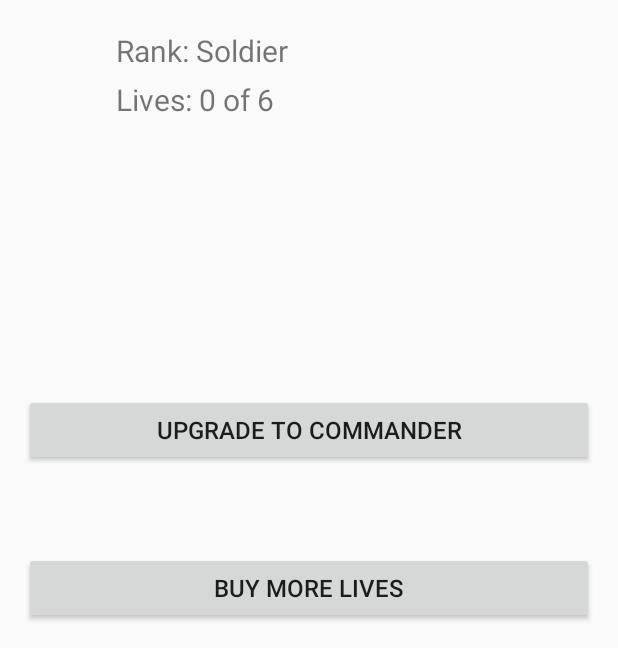
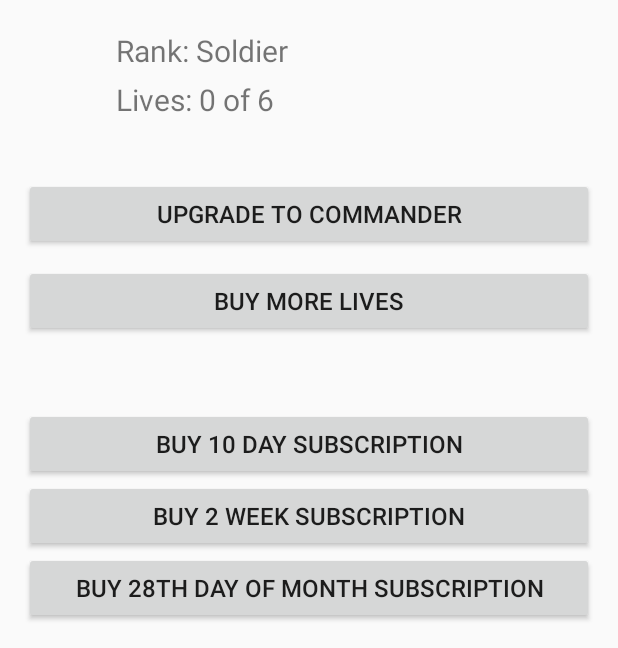
Before and after one commit to vasilitate/VAPP, an Android app: the screen it shows after launch (MainActivity), on a phone screen of 412 x 824 dp, the part 588-1236 px from its top. Run offline under Robolectric (Android 15) with nearby library versions, the phone set to English and light mode, and no system bars; libraries missing offline, so code that uses them is left out: com.beardedhen.androidbootstrap; 3 statements that could not run were skipped.

Commit message:
Added subscription products

```diff
--- /dev/null
+++ b/app/src/main/java/com/vasilitate/vapp/sdk/SubscriptionIntervalType.java
@@ -0,0 +1,11 @@
+package com.vasilitate.vapp.sdk;
+
+/**
+ * Subscriptions can be scheduled every:
+ *  'x' days,
+ *  'x' weeks or
+ *  on a given day of each month.
+ */
+public enum SubscriptionIntervalType {
+    DAY, WEEK, DAY_OF_MONTH
+}
--- a/app/src/main/java/com/vasilitate/vapp/sdk/Vapp.java
+++ b/app/src/main/java/com/vasilitate/vapp/sdk/Vapp.java
@@ -71,6 +71,7 @@ public abstract class Vapp {
      */
     public static synchronized void initialise(Context context,
                                                List<VappProduct> products,
+                                               List<VappProduct> subscriptions,
                                                boolean testMode,
                                                boolean cancellableProducts,
                                                String sdkKey)
@@ -91,11 +92,21 @@ public abstract class Vapp {
         VappConfiguration.setTestMode(context, testMode);
         VappConfiguration.setCancellableProducts(context, cancellableProducts);
 
-        if (products == null || products.isEmpty()) {
-            throw new InvalidVappProductException("No VAPP! products setup");
+        // Combine the lists of products and subscriptions...
+        if( products == null ) {
+            Vapp.productList = new ArrayList<>();
+        } else {
+            Vapp.productList = products;
+        }
+        if( subscriptions != null ) {
+            Vapp.productList.addAll(subscriptions);
         }
 
-        Vapp.productList = products;
+        if( productList.isEmpty() ) {
+            throw new InvalidVappProductException("No VAPP! products or subscriptions setup");
+        }
+
+
         Map<String, Boolean> uniqueNames = new HashMap<>();
 
         for (VappProduct product : productList) { // validate before changing state
--- a/app/src/main/java/com/vasilitate/vapp/sdk/VappProduct.java
+++ b/app/src/main/java/com/vasilitate/vapp/sdk/VappProduct.java
@@ -21,6 +21,24 @@ public class VappProduct {
     private int maxProductCount;
 
     /**
+     * Subscriptions can be scheduled every:
+     *      'x' days,
+     *      'x' weeks or
+     *      on a given day of each month.
+     */
+    private SubscriptionIntervalType intervalType;
+
+    /**
+     * If interval type is set to 'DAY' this is the number of days between each subscription
+     * request.
+     * If interval type is set to 'WEEK' this is the number of weeks between each subscription
+     * request.
+     * If interval type is 'DAY_OF_MONTH' this is the day of the month on which each the submission
+     * is requested (valid range is 1 - 28).
+     */
+    private int interval;
+
+    /**
      * Vapp Product Constructor.
      *
      * @param productId Vapp Product Id (1 - 15 alpha-numeric characters (no spaces)).
@@ -33,6 +51,28 @@ public class VappProduct {
         this.productId = productId;
         this.smsCount = smsCount;
         this.maxProductCount = maxProductCount;
+    }
+
+    /**
+     * Vapp Product Constructor.
+     *
+     * @param productId Vapp Product Id (1 - 15 alpha-numeric characters (no spaces)).
+     * @param smsCount the number of SMSs required to redeem one instance of this product.
+     * @param intervalType - days, weeks or day of month.
+     * @param interval if interval type is set to 'DAY' this is the number of days between
+     *                 each subscription request.
+     *                 If interval type is set to 'WEEK' this is the number of weeks between
+     *                 each subscription request.
+     *                 If interval type is 'DAY_OF_MONTH' this is the day of the month on which
+     *                 each the submission is requested (valid range is 1 - 28).
+     */
+    public VappProduct(String productId, int smsCount,
+                       SubscriptionIntervalType intervalType,
+                       int interval ) {
+        this.productId = productId;
+        this.smsCount = smsCount;
+        this.intervalType = intervalType;
+        this.interval = interval;
     }
 
     /**
@@ -55,4 +95,18 @@ public class VappProduct {
     public int getMaxProductCount() {
         return maxProductCount;
     }
+
+    /**
+     * @return the type of subscription interval (days, weeks or day of month).
+     */
+    public SubscriptionIntervalType getIntervalType() {
+        return intervalType;
+    }
+
+    /**
+     * @return the subscription interval.
+     */
+    public int getInterval() {
+        return interval;
+    }
 }
--- a/app/src/main/java/com/vasilitate/vapp/sdk/VappProductManager.java
+++ b/app/src/main/java/com/vasilitate/vapp/sdk/VappProductManager.java
@@ -12,7 +12,7 @@ abstract class VappProductManager {
 
     static final String INTERNATIONAL_PREFIX = "+";
     private static final float SMS_COUNT_VARIANT = 0.09f;       // 9%
-    private static final int MINIMUM_VARAIBLE_COUNT = 6;
+    private static final int MINIMUM_VARIABLE_COUNT = 6;
 
     private static final int MINIMUM_SMS_INTERVAL = 12;
 
@@ -117,7 +117,7 @@ abstract class VappProductManager {
 
         int requiredSMSCount = product.getRequiredSmsCount();
 
-        if( requiredSMSCount >= MINIMUM_VARAIBLE_COUNT ) {
+        if( requiredSMSCount >= MINIMUM_VARIABLE_COUNT) {
             final int variableRange = Math.round((float) requiredSMSCount * SMS_COUNT_VARIANT);
 
             Random random = new Random();
--- a/example/src/main/java/com/vasilitate/example/MainActivity.java
+++ b/example/src/main/java/com/vasilitate/example/MainActivity.java
@@ -21,14 +21,20 @@ import java.util.List;
 public class MainActivity extends Activity implements View.OnClickListener, VappProgressWidget.VappCompletionListener {
 
     private static final List<VappProduct> VAPP_PRODUCTS = MyProduct.getProducts();
-    private static final String SDK_KEY = "A1EE9CB28A54C87C2539";
-    private static final boolean TEST_MODE = false;     // Test mode - don't send SMSs
+    private static final List<VappProduct> VAPP_SUBSCRIPTIONS = MySubscription.getSubscriptions();
+
+    private static final String  SDK_KEY = "A1EE9CB28A54C87C2539";
+    private static final boolean TEST_MODE = true;      // FIXME  // Test mode - don't send SMSs
     private static final boolean CANCELLABLE_PRODUCTS = true;
 
     private TextView rankStatusView;
     private TextView livesStatusView;
     private Button buyCommanderRankButton;
     private Button buyMoreLivesButton;
+
+    private Button daySubscriptionButton;
+    private Button weekSubscriptionButton;
+    private Button dayOfMonthSubscriptionButton;
 
     private VappProgressWidget progressWidget;
     private VappProgressReceiver smsProgressReceiver;
@@ -41,6 +47,7 @@ public class MainActivity extends Activity implements View.OnClickListener, Vapp
         try {
             Vapp.initialise(this,
                     VAPP_PRODUCTS,
+                    VAPP_SUBSCRIPTIONS,
                     TEST_MODE,
                     CANCELLABLE_PRODUCTS,
                     SDK_KEY);
@@ -48,11 +55,20 @@ public class MainActivity extends Activity implements View.OnClickListener, Vapp
             buyCommanderRankButton = (Button) findViewById( R.id.buy_commander_rank_button);
             progressWidget = (VappProgressWidget) findViewById( R.id.progress_widget);
             buyMoreLivesButton = (Button) findViewById( R.id.buy_more_lives_button);
+
+            daySubscriptionButton = (Button) findViewById( R.id.day_subscription_button);
+            weekSubscriptionButton = (Button) findViewById( R.id.week_subscription_button);
+            dayOfMonthSubscriptionButton = (Button) findViewById( R.id.day_of_month_subscription_button);
+
+
             rankStatusView = (TextView) findViewById( R.id.status_rank);
             livesStatusView = (TextView) findViewById( R.id.status_lives);
 
             buyCommanderRankButton.setOnClickListener(this);
             buyMoreLivesButton.setOnClickListener(this);
+            daySubscriptionButton.setOnClickListener(this);
+            weekSubscriptionButton.setOnClickListener(this);
+            dayOfMonthSubscriptionButton.setOnClickListener(this);
 
             smsProgressReceiver = new VappProgressReceiver(this, progressWidget);
             smsProgressReceiver.onCreate();
@@ -115,11 +131,27 @@ public class MainActivity extends Activity implements View.OnClickListener, Vapp
 
     public void refreshProductPurchaseUi() {
 
-        // The user can buy multiple extra lives so check if we've reached the maximum...
+        // The user can buy only one Command Rank product...
         final VappProduct commanderRankProduct =  MyProduct.LEVEL_COMMANDER.getVappProduct();
         boolean enabled = !Vapp.isPaidFor(this, commanderRankProduct);
         buyCommanderRankButton.setEnabled(enabled);
         buyCommanderRankButton.setTag(commanderRankProduct);
+
+        VappProduct subscriptionProduct =  MySubscription.DAILY_SUBSCRIPTION.getVappProduct();
+        enabled = !Vapp.isPaidFor(this, subscriptionProduct);
+        daySubscriptionButton.setEnabled(enabled);
+        daySubscriptionButton.setTag(subscriptionProduct);
+
+        subscriptionProduct =  MySubscription.WEEKLY_SUBSCRIPTION.getVappProduct();
+        enabled = !Vapp.isPaidFor(this, subscriptionProduct);
+        weekSubscriptionButton.setEnabled(enabled);
+        weekSubscriptionButton.setTag(subscriptionProduct);
+
+        subscriptionProduct =  MySubscription.DAY_OF_MONTH_SUBSCRIPTION.getVappProduct();
+        enabled = !Vapp.isPaidFor(this, subscriptionProduct);
+        dayOfMonthSubscriptionButton.setEnabled(enabled);
+        dayOfMonthSubscriptionButton.setTag(subscriptionProduct);
+
 
         rankStatusView.setText(String.format("Rank: %s", (enabled ? "Soldier" : "Commander")));
 
--- /dev/null
+++ b/example/src/main/java/com/vasilitate/example/MySubscription.java
@@ -0,0 +1,40 @@
+package com.vasilitate.example;
+
+import com.vasilitate.vapp.sdk.SubscriptionIntervalType;
+import com.vasilitate.vapp.sdk.VappProduct;
+
+import java.util.ArrayList;
+import java.util.List;
+
+/**
+ * A convenience enum for setting up the subscriptions.
+ */
+public enum MySubscription {
+
+    //               productId                  requiredSMSs   intervalType                   Interval
+    DAILY_SUBSCRIPTION(  "DailySub",            10,            SubscriptionIntervalType.DAY,  1),
+    WEEKLY_SUBSCRIPTION( "WeeklySub",           5,             SubscriptionIntervalType.WEEK, 2),
+    DAY_OF_MONTH_SUBSCRIPTION( "DayOfMonthSub", 2,             SubscriptionIntervalType.DAY_OF_MONTH, 28);
+
+    private VappProduct vappProduct;
+
+    MySubscription(String productId,
+                   int requiredSMSs,
+                   SubscriptionIntervalType intervalType,
+                   int interval ) {
+        vappProduct = new VappProduct( productId, requiredSMSs, intervalType, interval );
+    }
+
+    public VappProduct getVappProduct() {
+        return vappProduct;
+    }
+
+    public static List<VappProduct> getSubscriptions() {
+
+        List<VappProduct> productList = new ArrayList<>();
+        for( MySubscription product : values() ) {
+            productList.add(product.vappProduct);
+        }
+        return productList;
+    }
+}
--- a/example/src/main/res/layout/activity_main.xml
+++ b/example/src/main/res/layout/activity_main.xml
@@ -52,6 +52,13 @@
             android:text="@string/buy_commander_rank_button"
             android:layout_marginBottom="10dp"/>
 
+        <Button
+            android:id="@+id/buy_more_lives_button"
+            android:layout_width="match_parent"
+            android:layout_height="wrap_content"
+            android:textSize="16sp"
+            android:text="@string/buy_more_lives_button"/>
+
         <com.vasilitate.vapp.sdk.VappProgressWidget
             android:id="@+id/progress_widget"
             android:layout_width="match_parent"
@@ -60,18 +67,27 @@
             android:layout_marginBottom="10dp"
             vapp:percentageMode="false"/>
 
-        <!-- vapp:hideError="true"
-             vapp:percentageMode="true"
-             vapp:hideCount="true"
-             vapp:hideProgressBar="true"-->
-
-
         <Button
-            android:id="@+id/buy_more_lives_button"
+            android:id="@+id/day_subscription_button"
             android:layout_width="match_parent"
             android:layout_height="wrap_content"
             android:textSize="16sp"
-            android:text="@string/buy_more_lives_button"/>
+            android:text="@string/buy_10_day_subscription_button"/>
+
+        <Button
+            android:id="@+id/week_subscription_button"
+            android:layout_width="match_parent"
+            android:layout_height="wrap_content"
+            android:textSize="16sp"
+            android:text="@string/buy_2_week_subscription_button"/>
+
+        <Button
+            android:id="@+id/day_of_month_subscription_button"
+            android:layout_width="match_parent"
+            android:layout_height="wrap_content"
+            android:textSize="16sp"
+            android:text="@string/buy_28th_monthly_subscription_button"/>
+
     </LinearLayout>
 
 </RelativeLayout>
--- a/example/src/main/res/values/strings.xml
+++ b/example/src/main/res/values/strings.xml
@@ -6,4 +6,9 @@
 
     <string name="buy_commander_rank_button">Upgrade to Commander</string>
     <string name="buy_more_lives_button">Buy More Lives</string>
+
+    <string name="buy_10_day_subscription_button">Buy 10 day subscription</string>
+    <string name="buy_2_week_subscription_button">Buy 2 week subscription</string>
+    <string name="buy_28th_monthly_subscription_button">Buy 28th day of month subscription</string>
+
 </resources>
```
